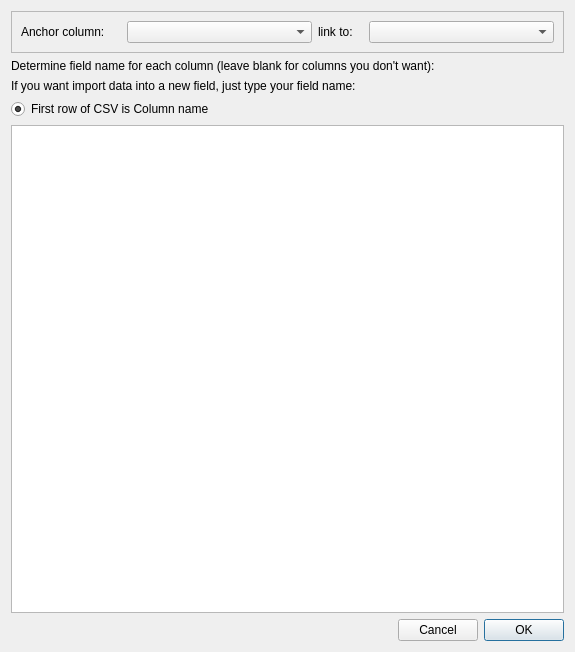
Qt form annotatedialog.ui (WilsonImmunologyLab/VGenes) before a commit.
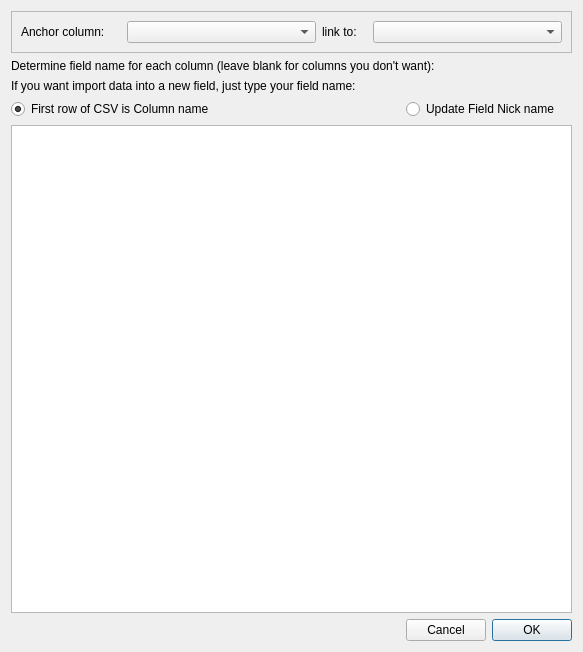
The same form after that commit.

Commit message: allow users to update field name when import from files

```diff
--- a/annotatedialog.ui
+++ b/annotatedialog.ui
@@ -6,7 +6,7 @@
    <rect>
     <x>0</x>
     <y>0</y>
-    <width>575</width>
+    <width>583</width>
     <height>652</height>
    </rect>
   </property>
@@ -117,6 +117,13 @@
      </property>
     </widget>
    </item>
+   <item row="3" column="2" colspan="2">
+    <widget class="QRadioButton" name="radioButtonUpdateName">
+     <property name="text">
+      <string>Update Field Nick name</string>
+     </property>
+    </widget>
+   </item>
    <item row="3" column="0" colspan="2">
     <widget class="QRadioButton" name="radioButton">
      <property name="text">
```
The commit also changes 13 other files.
